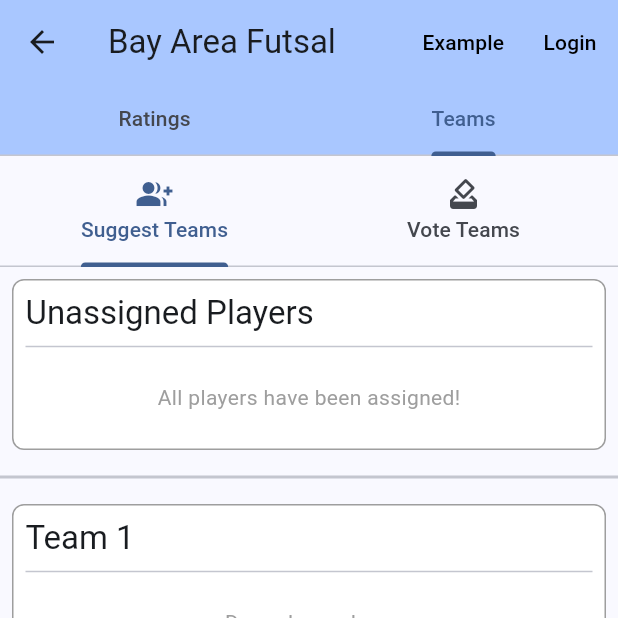
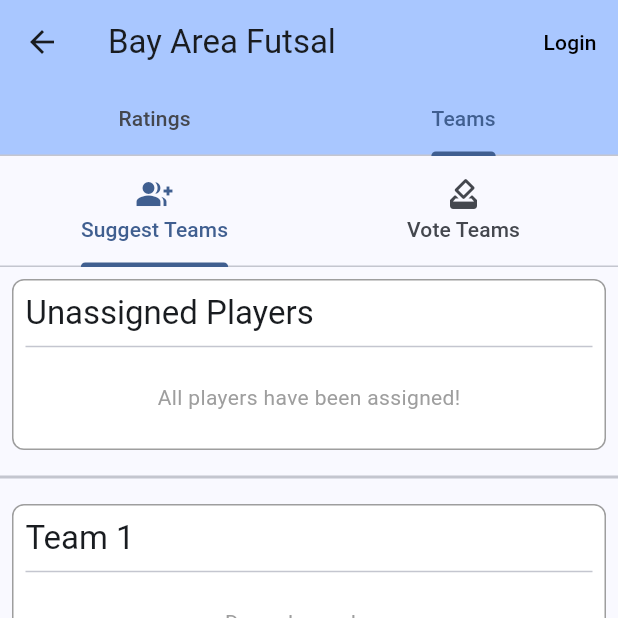
Before and after one commit to SajadMirzaei/sport-toolkit, a Flutter app: the HomePage screen opened by its route, tab 2 chosen, on a phone screen of 412 x 824 dp, the top half of it. Run offline on Flutter 3.47's test engine with Material 3 defaults, Android fonts, the phone set to English and light mode, and no system bars; our stand-ins replace cloud_firestore, firebase_auth, firebase_core; accounts and stored records are empty; generated files the repository leaves out were written again; network calls fail.

Commit message:
Removed the example files

```diff
--- a/lib/main.dart
+++ b/lib/main.dart
@@ -6,13 +6,11 @@
 
 import 'providers/login_provider.dart';
 import 'services/data_service.dart';
-import 'example_main.dart';
 import 'views/view_rating.dart';
 import 'views/login_page.dart';
 import 'views/teams_view.dart';
 import 'views/players_view.dart';
 import 'firebase_options.dart';
-import 'views/new_feature.dart';
 
 void main() async {
   WidgetsFlutterBinding.ensureInitialized();
@@ -57,10 +55,8 @@
               ),
               home: const _LoginChecker(),
               routes: {
-                '/example': (context) => const ExamplePage(),
                 '/ratings': (context) => const HomePage(),
                 '/login': (context) => const LoginPage(),
-                '/new_feature': (context) => const NewFeature(),
               },
             ),
           );
@@ -101,7 +97,7 @@
   Widget build(BuildContext context) {
     return Consumer<LoginProvider>(builder: (context, loginProvider, child) {
       final bool isAdmin = loginProvider.isAdmin;
-      final int tabLength = isAdmin ? 4 : 2;
+      final int tabLength = isAdmin ? 3 : 2;
 
       final List<Widget> tabs = [
         const Tab(text: 'Ratings'),
@@ -109,7 +105,6 @@
       ];
       if (isAdmin) {
         tabs.add(const Tab(text: 'Players'));
-        tabs.add(const Tab(text: 'New Feature'));
       }
 
       final List<Widget> tabViews = [
@@ -118,7 +113,6 @@
       ];
       if (isAdmin) {
         tabViews.add(const PlayersPage());
-        tabViews.add(const NewFeature());
       }
       return DefaultTabController(
         length: tabLength,
@@ -130,13 +124,6 @@
               tabs: tabs,
             ),
             actions: [
-              TextButton(
-                onPressed: () {
-                  Navigator.pushNamed(context, '/example');
-                },
-                child:
-                    const Text('Example', style: TextStyle(color: Colors.black)),
-              ),
               TextButton(
                 onPressed: () {
                   if (loginProvider.user != null) {
```
Also changed, not shown: lib/example_main.dart (deleted, +0 -80 lines), lib/views/new_feature.dart (deleted, +0 -12 lines).
